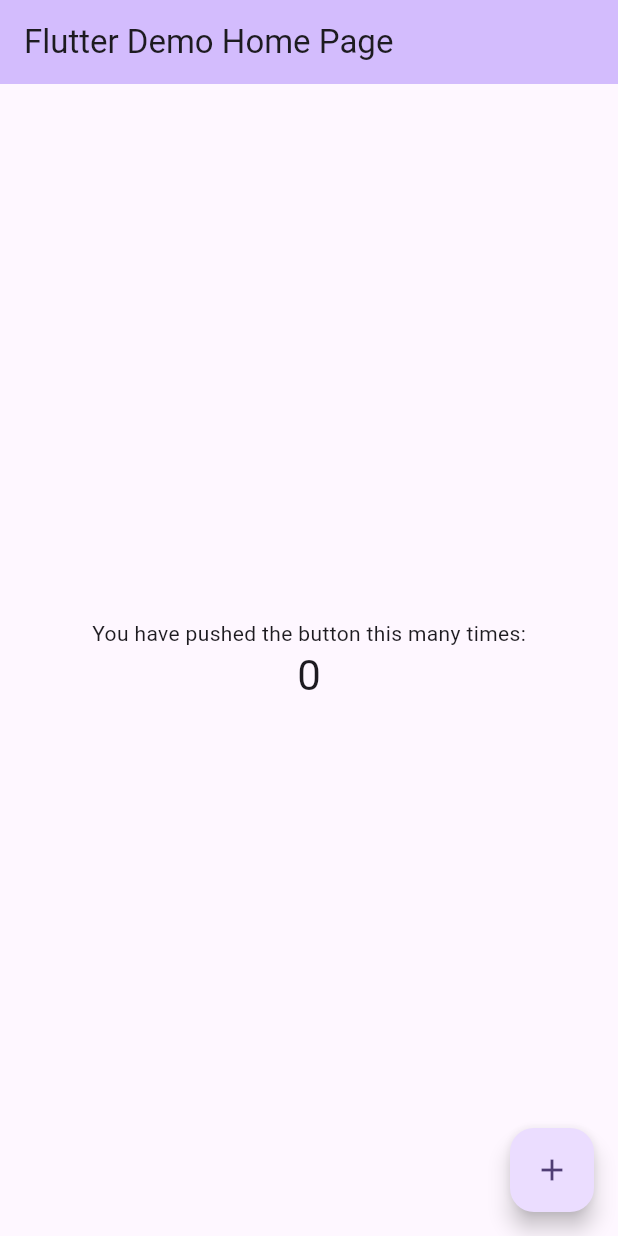
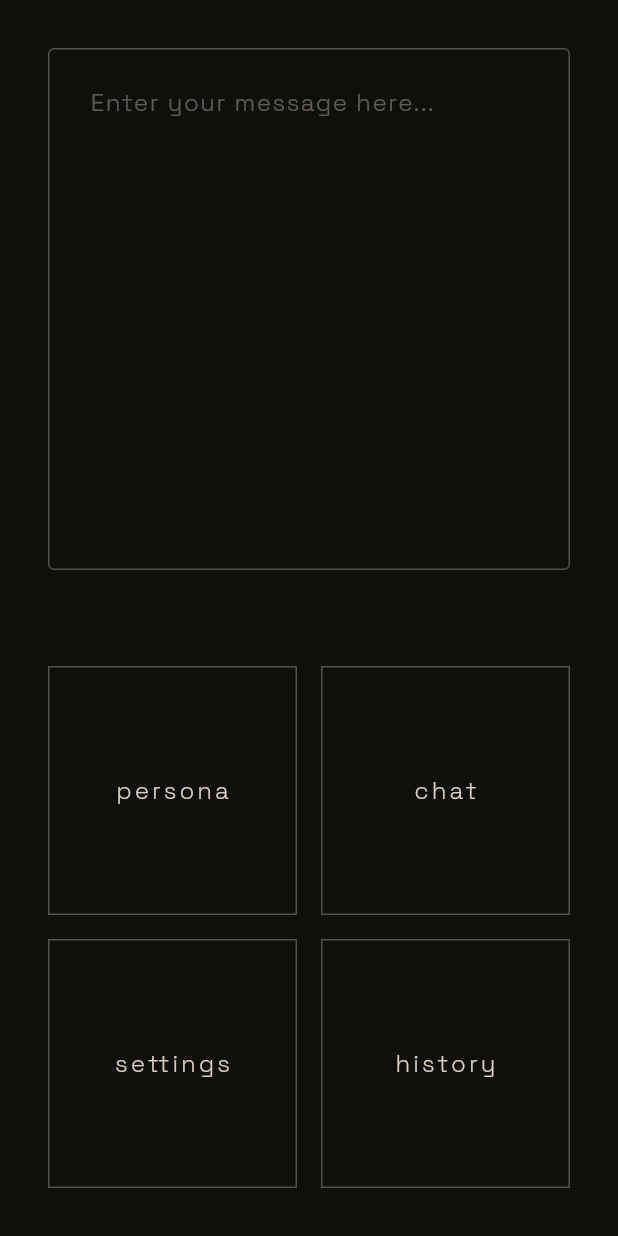
Before and after one commit to EzeLLM/EchoSee, a Flutter app: the screen it shows after launch, on a phone screen of 412 x 824 dp. Run offline on Flutter 3.47's test engine with Material 3 defaults, Android fonts, the phone set to English and light mode, and no system bars; our stand-ins replace google_fonts.

Commit message:
ui is acceptable now

```diff
--- /dev/null
+++ b/mobileappechosee/lib/components/custom_button.dart
@@ -0,0 +1,40 @@
+import 'package:flutter/material.dart';
+import '../theme/app_theme.dart';
+
+class CustomButton extends StatelessWidget {
+  final String text;
+  final VoidCallback onPressed;
+  final bool isPersonaButton;
+
+  const CustomButton({
+    super.key,
+    required this.text,
+    required this.onPressed,
+    this.isPersonaButton = false,
+  });
+
+  @override
+  Widget build(BuildContext context) {
+    return Material(
+      color: Colors.transparent,
+      child: InkWell(
+        onTap: onPressed,
+        child: Container(
+          decoration: BoxDecoration(
+            border: Border.all(color: AppTheme.sage),
+          ),
+          child: Center(
+            child: Text(
+              text.toLowerCase(),
+              style: const TextStyle(
+                fontSize: 16,
+                fontWeight: FontWeight.w300,
+                letterSpacing: 2,
+              ),
+            ),
+          ),
+        ),
+      ),
+    );
+  }
+}
--- a/mobileappechosee/lib/main.dart
+++ b/mobileappechosee/lib/main.dart
@@ -1,122 +1,29 @@
 import 'package:flutter/material.dart';
+import 'package:flutter/services.dart';
+import 'theme/app_theme.dart';
+import 'screens/home_screen.dart';
 
 void main() {
+  WidgetsFlutterBinding.ensureInitialized();
+  SystemChrome.setSystemUIOverlayStyle(
+    const SystemUiOverlayStyle(
+      statusBarColor: Colors.transparent,
+      statusBarIconBrightness: Brightness.light,
+    ),
+  );
   runApp(const MyApp());
 }
 
 class MyApp extends StatelessWidget {
   const MyApp({super.key});
 
-  // This widget is the root of your application.
   @override
   Widget build(BuildContext context) {
     return MaterialApp(
-      title: 'Flutter Demo',
-      theme: ThemeData(
-        // This is the theme of your application.
-        //
-        // TRY THIS: Try running your application with "flutter run". You'll see
-        // the application has a purple toolbar. Then, without quitting the app,
-        // try changing the seedColor in the colorScheme below to Colors.green
-        // and then invoke "hot reload" (save your changes or press the "hot
-        // reload" button in a Flutter-supported IDE, or press "r" if you used
-        // the command line to start the app).
-        //
-        // Notice that the counter didn't reset back to zero; the application
-        // state is not lost during the reload. To reset the state, use hot
-        // restart instead.
-        //
-        // This works for code too, not just values: Most code changes can be
-        // tested with just a hot reload.
-        colorScheme: ColorScheme.fromSeed(seedColor: Colors.deepPurple),
-      ),
-      home: const MyHomePage(title: 'Flutter Demo Home Page'),
+      title: 'EchoSee',
+      theme: AppTheme.darkTheme,
+      debugShowCheckedModeBanner: false,
+      home: const HomeScreen(),
     );
   }
 }
-
-class MyHomePage extends StatefulWidget {
-  const MyHomePage({super.key, required this.title});
-
-  // This widget is the home page of your application. It is stateful, meaning
-  // that it has a State object (defined below) that contains fields that affect
-  // how it looks.
-
-  // This class is the configuration for the state. It holds the values (in this
-  // case the title) provided by the parent (in this case the App widget) and
-  // used by the build method of the State. Fields in a Widget subclass are
-  // always marked "final".
-
-  final String title;
-
-  @override
-  State<MyHomePage> createState() => _MyHomePageState();
-}
-
-class _MyHomePageState extends State<MyHomePage> {
-  int _counter = 0;
-
-  void _incrementCounter() {
-    setState(() {
-      // This call to setState tells the Flutter framework that something has
-      // changed in this State, which causes it to rerun the build method below
-      // so that the display can reflect the updated values. If we changed
-      // _counter without calling setState(), then the build method would not be
-      // called again, and so nothing would appear to happen.
-      _counter++;
-    });
-  }
-
-  @override
-  Widget build(BuildContext context) {
-    // This method is rerun every time setState is called, for instance as done
-    // by the _incrementCounter method above.
-    //
-    // The Flutter framework has been optimized to make rerunning build methods
-    // fast, so that you can just rebuild anything that needs updating rather
-    // than having to individually change instances of widgets.
-    return Scaffold(
-      appBar: AppBar(
-        // TRY THIS: Try changing the color here to a specific color (to
-        // Colors.amber, perhaps?) and trigger a hot reload to see the AppBar
-        // change color while the other colors stay the same.
-        backgroundColor: Theme.of(context).colorScheme.inversePrimary,
-        // Here we take the value from the MyHomePage object that was created by
-        // the App.build method, and use it to set our appbar title.
-        title: Text(widget.title),
-      ),
-      body: Center(
-        // Center is a layout widget. It takes a single child and positions it
-        // in the middle of the parent.
-        child: Column(
-          // Column is also a layout widget. It takes a list of children and
-          // arranges them vertically. By default, it sizes itself to fit its
-          // children horizontally, and tries to be as tall as its parent.
-          //
-          // Column has various properties to control how it sizes itself and
-          // how it positions its children. Here we use mainAxisAlignment to
-          // center the children vertically; the main axis here is the vertical
-          // axis because Columns are vertical (the cross axis would be
-          // horizontal).
-          //
-          // TRY THIS: Invoke "debug painting" (choose the "Toggle Debug Paint"
-          // action in the IDE, or press "p" in the console), to see the
-          // wireframe for each widget.
-          mainAxisAlignment: MainAxisAlignment.center,
-          children: <Widget>[
-            const Text('You have pushed the button this many times:'),
-            Text(
-              '$_counter',
-              style: Theme.of(context).textTheme.headlineMedium,
-            ),
-          ],
-        ),
-      ),
-      floatingActionButton: FloatingActionButton(
-        onPressed: _incrementCounter,
-        tooltip: 'Increment',
-        child: const Icon(Icons.add),
-      ), // This trailing comma makes auto-formatting nicer for build methods.
-    );
-  }
-}
--- /dev/null
+++ b/mobileappechosee/lib/screens/home_screen.dart
@@ -0,0 +1,200 @@
+import 'package:flutter/material.dart';
+import '../theme/app_theme.dart';
+import '../components/custom_button.dart';
+import '../components/chat_window.dart';
+import '../components/settings_menu.dart';
+import '../components/history_panel.dart';
+
+class HomeScreen extends StatefulWidget {
+  const HomeScreen({super.key});
+
+  @override
+  State<HomeScreen> createState() => _HomeScreenState();
+}
+
+class _HomeScreenState extends State<HomeScreen> {
+  final TextEditingController _messageController = TextEditingController();
+  bool _isChatOpen = false;
+  bool _isSettingsOpen = false;
+  bool _isHistoryOpen = false;
+  String _currentPersona = 'Persona';
+  int _currentPersonaIndex = 0;
+  final List<String> _personas = ['Casual', 'Professional', 'Creative', 'Technical'];
+
+  void _toggleChat() {
+    setState(() {
+      _isChatOpen = !_isChatOpen;
+      _isSettingsOpen = false;
+      _isHistoryOpen = false;
+    });
+  }
+
+  void _toggleSettings() {
+    setState(() {
+      _isSettingsOpen = !_isSettingsOpen;
+      _isChatOpen = false;
+      _isHistoryOpen = false;
+    });
+  }
+
+  void _toggleHistory() {
+    setState(() {
+      _isHistoryOpen = !_isHistoryOpen;
+      _isChatOpen = false;
+      _isSettingsOpen = false;
+    });
+  }
+
+  void _cyclePersona() {
+    setState(() {
+      _currentPersonaIndex = (_currentPersonaIndex + 1) % _personas.length;
+      _currentPersona = _personas[_currentPersonaIndex];
+    });
+  }
+
+  @override
+  Widget build(BuildContext context) {
+    return Scaffold(
+      backgroundColor: AppTheme.darkGreen,
+      body: Stack(
+        children: [
+          // Main content
+          Column(
+            children: [
+              // Text field container
+              Expanded(
+                child: Padding(
+                  padding: const EdgeInsets.all(32),
+                  child: TextField(
+                    maxLines: null,
+                    expands: true,
+                    textAlignVertical: TextAlignVertical.top,
+                    decoration: AppTheme.inputDecoration.copyWith(
+                      hintText: 'Enter your message here...',
+                      hintStyle: TextStyle(
+                        color: AppTheme.cream.withOpacity(0.4),
+                        letterSpacing: 1,
+                      ),
+                    ),
+                    style: const TextStyle(
+                      color: AppTheme.cream,
+                      fontWeight: FontWeight.w300,
+                      fontSize: 16,
+                    ),
+                  ),
+                ),
+              ),
+              // Buttons container
+              Expanded(
+                child: Padding(
+                  padding: const EdgeInsets.all(32),
+                  child: Column(
+                    children: [
+                      Expanded(
+                        child: Row(
+                          children: [
+                            Expanded(
+                              child: CustomButton(
+                                text: _currentPersona,
+                                onPressed: _cyclePersona,
+                                isPersonaButton: true,
+                              ),
+                            ),
+                            const SizedBox(width: 16),
+                            Expanded(
+                              child: CustomButton(
+                                text: 'Chat',
+                                onPressed: _toggleChat,
+                              ),
+                            ),
+                          ],
+                        ),
+                      ),
+                      const SizedBox(height: 16),
+                      Expanded(
+                        child: Row(
+                          children: [
+                            Expanded(
+                              child: CustomButton(
+                                text: 'Settings',
+                                onPressed: _toggleSettings,
+                              ),
+                            ),
+                            const SizedBox(width: 16),
+                            Expanded(
+                              child: CustomButton(
+                                text: 'History',
+                                onPressed: _toggleHistory,
+                              ),
+                            ),
+                          ],
+                        ),
+                      ),
+                    ],
+                  ),
+                ),
+              ),
+            ],
+          ),
+          // Overlay
+          if (_isChatOpen || _isSettingsOpen || _isHistoryOpen)
+            GestureDetector(
+              onTap: () {
+                setState(() {
+                  _isChatOpen = false;
+                  _isSettingsOpen = false;
+                  _isHistoryOpen = false;
+                });
+              },
+              child: Container(
+                color: AppTheme.darkGreen.withOpacity(0.9),
+              ),
+            ),
+          // Chat window
+          if (_isChatOpen)
+            Positioned(
+              left: 0,
+              right: 0,
+              bottom: 0,
+              height: MediaQuery.of(context).size.height * 0.8,
+              child: ChatWindow(
+                onClose: _toggleChat,
+                messageController: _messageController,
+                onSendMessage: () {
+                  // Handle send message
+                },
+              ),
+            ),
+          // Settings menu
+          if (_isSettingsOpen)
+            Positioned(
+              top: 0,
+              right: 0,
+              bottom: 0,
+              width: MediaQuery.of(context).size.width * 0.8,
+              child: SettingsMenu(
+                onClose: _toggleSettings,
+              ),
+            ),
+          // History panel
+          if (_isHistoryOpen)
+            Positioned(
+              top: 0,
+              left: 0,
+              bottom: 0,
+              width: MediaQuery.of(context).size.width * 0.8,
+              child: HistoryPanel(
+                onClose: _toggleHistory,
+              ),
+            ),
+        ],
+      ),
+    );
+  }
+
+  @override
+  void dispose() {
+    _messageController.dispose();
+    super.dispose();
+  }
+}
--- /dev/null
+++ b/mobileappechosee/lib/theme/app_theme.dart
@@ -0,0 +1,61 @@
+import 'package:flutter/material.dart';
+import 'package:google_fonts/google_fonts.dart';
+
+class AppTheme {
+  static const darkGreen = Color(0xFF0F100C);
+  static const darkGray = Color(0xFF282922);
+  static const sage = Color(0xFF4D5449);
+  static const cream = Color(0xFFDCCFBD);
+
+  static ThemeData get darkTheme {
+    return ThemeData(
+      useMaterial3: true,
+      colorScheme: ColorScheme.dark(
+        primary: cream,
+        secondary: sage,
+        background: darkGreen,
+        surface: darkGreen,
+      ),
+      textTheme: GoogleFonts.spaceGroteskTextTheme(
+        ThemeData.dark().textTheme,
+      ).apply(
+        bodyColor: cream,
+        displayColor: cream,
+      ),
+      scaffoldBackgroundColor: darkGreen,
+      appBarTheme: const AppBarTheme(
+        backgroundColor: darkGreen,
+        elevation: 0,
+      ),
+    );
+  }
+
+  static const buttonStyle = ButtonStyle(
+    backgroundColor: MaterialStatePropertyAll(Colors.transparent),
+    foregroundColor: MaterialStatePropertyAll(cream),
+    side: MaterialStatePropertyAll(BorderSide(color: sage)),
+    padding: MaterialStatePropertyAll(EdgeInsets.all(16)),
+    textStyle: MaterialStatePropertyAll(
+      TextStyle(
+        fontSize: 16,
+        fontWeight: FontWeight.w300,
+        letterSpacing: 2,
+      ),
+    ),
+  );
+
+  static const inputDecoration = InputDecoration(
+    border: OutlineInputBorder(
+      borderSide: BorderSide(color: sage),
+    ),
+    enabledBorder: OutlineInputBorder(
+      borderSide: BorderSide(color: sage),
+    ),
+    focusedBorder: OutlineInputBorder(
+      borderSide: BorderSide(color: cream),
+    ),
+    filled: true,
+    fillColor: darkGreen,
+    contentPadding: EdgeInsets.all(24),
+  );
+}
```
Also changed, not shown: mobileappechosee/lib/components/chat_window.dart (added, +95 -0 lines), mobileappechosee/lib/components/history_panel.dart (added, +78 -0 lines), mobileappechosee/lib/components/settings_menu.dart (added, +77 -0 lines), mobileappechosee/pubspec.yaml (+4 -3 lines), mobileappechosee/pubspec.lock, 11 other files.
